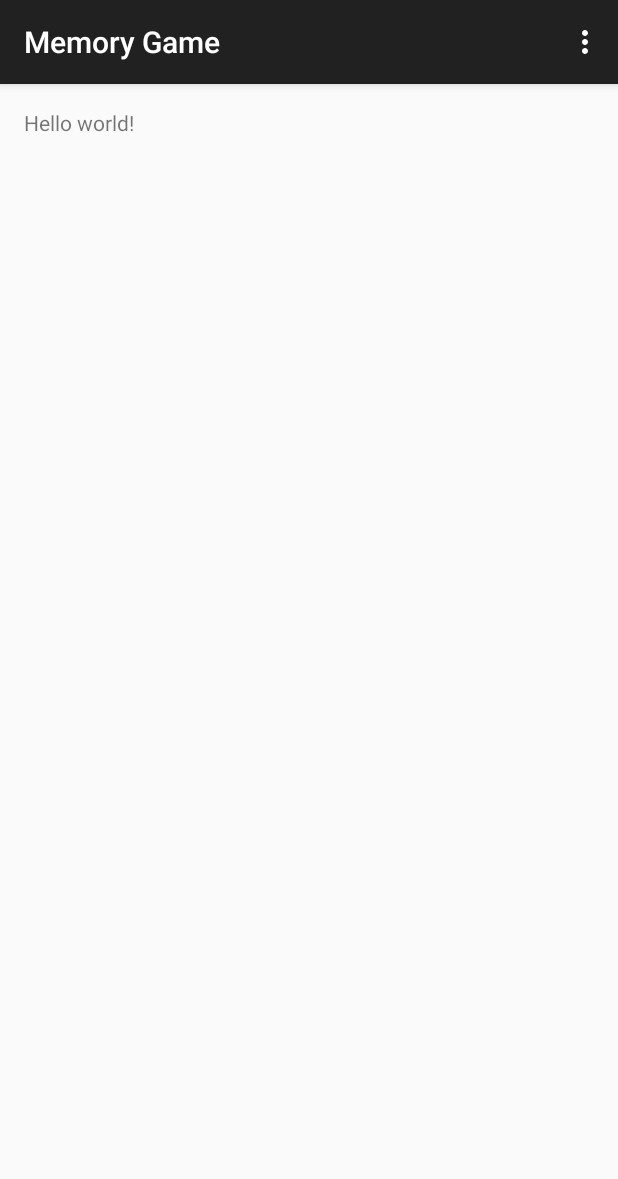
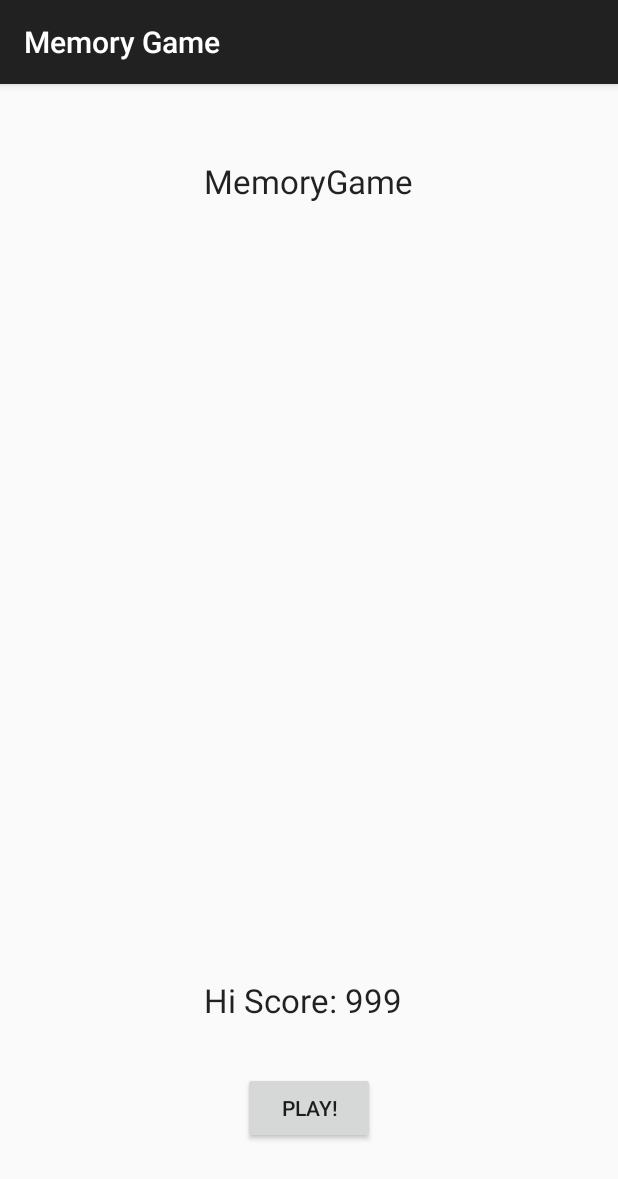
Before and after one commit to diegowang/MemoryGame, an Android app: the screen it shows after launch (MainActivity), on a phone screen of 412 x 824 dp. Shown: the top 1179 px of the screen. Run offline under Robolectric (Android 15) with nearby library versions, the phone set to English and light mode, and no system bars.

Commit message:
The first set up.

```diff
--- a/app/src/main/AndroidManifest.xml
+++ b/app/src/main/AndroidManifest.xml
@@ -8,6 +8,7 @@
         android:label="@string/app_name"
         android:theme="@style/AppTheme" >
         <activity
+            android:screenOrientation="portrait"
             android:name=".MainActivity"
             android:label="@string/app_name" >
             <intent-filter>
@@ -16,6 +17,11 @@
                 <category android:name="android.intent.category.LAUNCHER" />
             </intent-filter>
         </activity>
+        <activity
+            android:screenOrientation="portrait"
+            android:name=".GameActivity"
+            android:label="@string/title_activity_game" >
+        </activity>
     </application>
 
 </manifest>
--- a/app/src/main/java/com/example/hwang/memorygame/MainActivity.java
+++ b/app/src/main/java/com/example/hwang/memorygame/MainActivity.java
@@ -1,37 +1,31 @@
 package com.example.hwang.memorygame;
 
+import android.content.Intent;
 import android.support.v7.app.AppCompatActivity;
 import android.os.Bundle;
-import android.view.Menu;
-import android.view.MenuItem;
+import android.view.View;
+import android.widget.Button;
 
-public class MainActivity extends AppCompatActivity {
+
+public class MainActivity extends AppCompatActivity implements View.OnClickListener {
 
     @Override
     protected void onCreate(Bundle savedInstanceState) {
         super.onCreate(savedInstanceState);
         setContentView(R.layout.activity_main);
+
+        //Make a button from the button in our layout
+        Button button =(Button) findViewById(R.id.button);
+
+        //Make each it listen for clicks
+        button.setOnClickListener(this);
     }
 
     @Override
-    public boolean onCreateOptionsMenu(Menu menu) {
-        // Inflate the menu; this adds items to the action bar if it is present.
-        getMenuInflater().inflate(R.menu.menu_main, menu);
-        return true;
-    }
+    public void onClick(View v) {
+        Intent i;
+        i = new Intent(this, GameActivity.class);
+        startActivity(i);
 
-    @Override
-    public boolean onOptionsItemSelected(MenuItem item) {
-        // Handle action bar item clicks here. The action bar will
-        // automatically handle clicks on the Home/Up button, so long
-        // as you specify a parent activity in AndroidManifest.xml.
-        int id = item.getItemId();
-
-        //noinspection SimplifiableIfStatement
-        if (id == R.id.action_settings) {
-            return true;
-        }
-
-        return super.onOptionsItemSelected(item);
     }
 }
--- a/app/src/main/res/layout/activity_main.xml
+++ b/app/src/main/res/layout/activity_main.xml
@@ -5,7 +5,33 @@
     android:paddingTop="@dimen/activity_vertical_margin"
     android:paddingBottom="@dimen/activity_vertical_margin" tools:context=".MainActivity">
 
-    <TextView android:text="@string/hello_world" android:layout_width="wrap_content"
-        android:layout_height="wrap_content" />
+    <TextView
+        android:layout_width="wrap_content"
+        android:layout_height="wrap_content"
+        android:textAppearance="?android:attr/textAppearanceLarge"
+        android:text="MemoryGame"
+        android:id="@+id/textView"
+        android:layout_alignParentTop="true"
+        android:layout_centerHorizontal="true"
+        android:layout_marginTop="34dp" />
 
+    <TextView
+        android:layout_width="wrap_content"
+        android:layout_height="wrap_content"
+        android:textAppearance="?android:attr/textAppearanceLarge"
+        android:text="Hi Score: 999"
+        android:id="@+id/textHiScore"
+        android:layout_marginBottom="33dp"
+        android:layout_above="@+id/button"
+        android:layout_alignLeft="@+id/textView"
+        android:layout_alignStart="@+id/textView" />
+
+    <Button
+        android:layout_width="wrap_content"
+        android:layout_height="wrap_content"
+        android:text="PLAY!"
+        android:id="@+id/button"
+        android:layout_alignParentBottom="true"
+        android:layout_centerHorizontal="true"
+        android:layout_marginBottom="45dp" />
 </RelativeLayout>
--- a/app/src/main/res/values/strings.xml
+++ b/app/src/main/res/values/strings.xml
@@ -3,4 +3,5 @@
 
     <string name="hello_world">Hello world!</string>
     <string name="action_settings">Settings</string>
+    <string name="title_activity_game">GameActivity</string>
 </resources>
```
Also changed, not shown: app/src/main/java/com/example/hwang/memorygame/GameActivity.java (added, +16 -0 lines), app/src/main/res/layout/activity_game.xml (added, +12 -0 lines), app/src/main/res/menu/menu_game.xml (added, +7 -0 lines), app/src/main/res/drawable-mdpi/koala.jpg (added).
